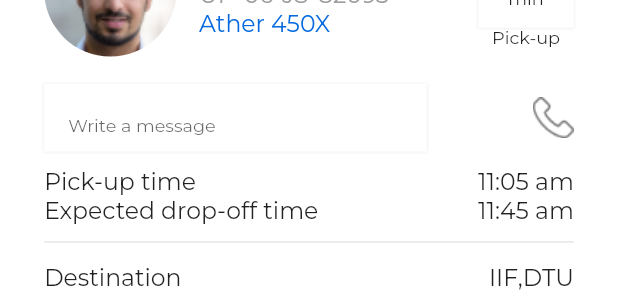
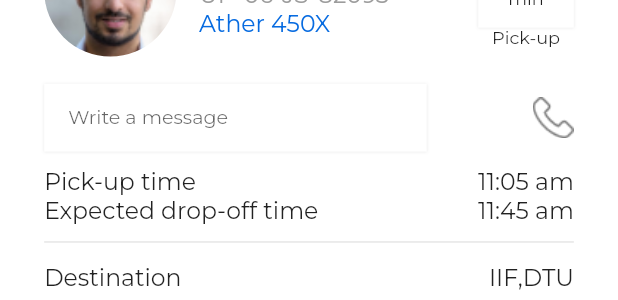
Before and after one commit to AbishekGhalley/App_Development_Project, a Flutter app: what driverdetails() shows on an empty page, opened directly, on a phone screen of 412 x 824 dp. Shown: the part 542-842 px from the top of the screen. Run offline on Flutter 3.47's test engine with Material 2 defaults, Android fonts, the phone set to English and light mode, and no system bars; our stand-ins replace dotted_border, firebase_auth, firebase_core, flutter_otp_text_field, flutter_screenutil, flutter_svg and 4 more; missing offline and left inert: mobile_scanner; accounts and stored records are empty.

Commit message:
minor change in driver details

```diff
--- a/lib/features/shareride/widget/driverdetails.dart
+++ b/lib/features/shareride/widget/driverdetails.dart
@@ -179,7 +179,7 @@ class _driverdetailsState extends State<driverdetails> {
                                 height: ScreenUtil().setHeight(50),
                                 width: ScreenUtil().setWidth(260),
                                 padding:
-                                    const EdgeInsets.symmetric(horizontal: 16,vertical: 5),
+                                    EdgeInsets.symmetric(horizontal: 16,vertical: ScreenUtil().setHeight(10)),
                                 decoration: const BoxDecoration(boxShadow: [
                                   BoxShadow(
                                     color: Color.fromRGBO(171, 171, 171, 0.25),
@@ -202,7 +202,7 @@ class _driverdetailsState extends State<driverdetails> {
                                       hintStyle: TextStyle(
                                           fontFamily: "Montserrat",
                                           fontWeight: FontWeight.w500,
-                                          fontSize: ScreenUtil().setSp(12))),
+                                          fontSize: ScreenUtil().setSp(13))),
                                 )),
                             const Spacer(),
                             Container(
```
